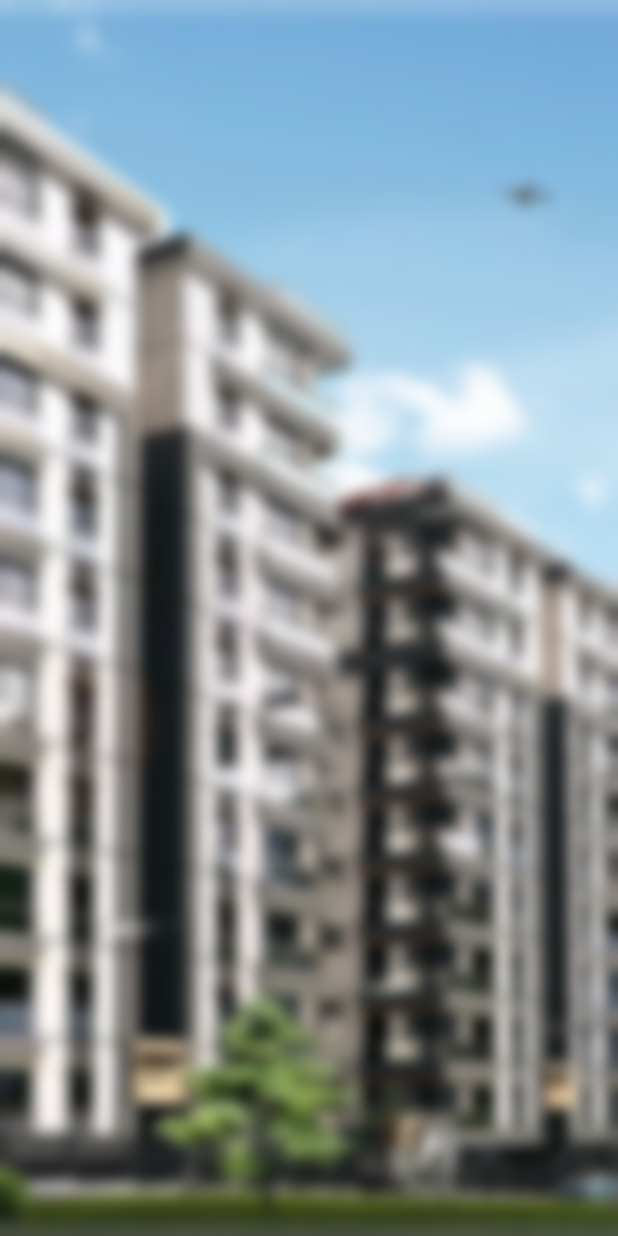
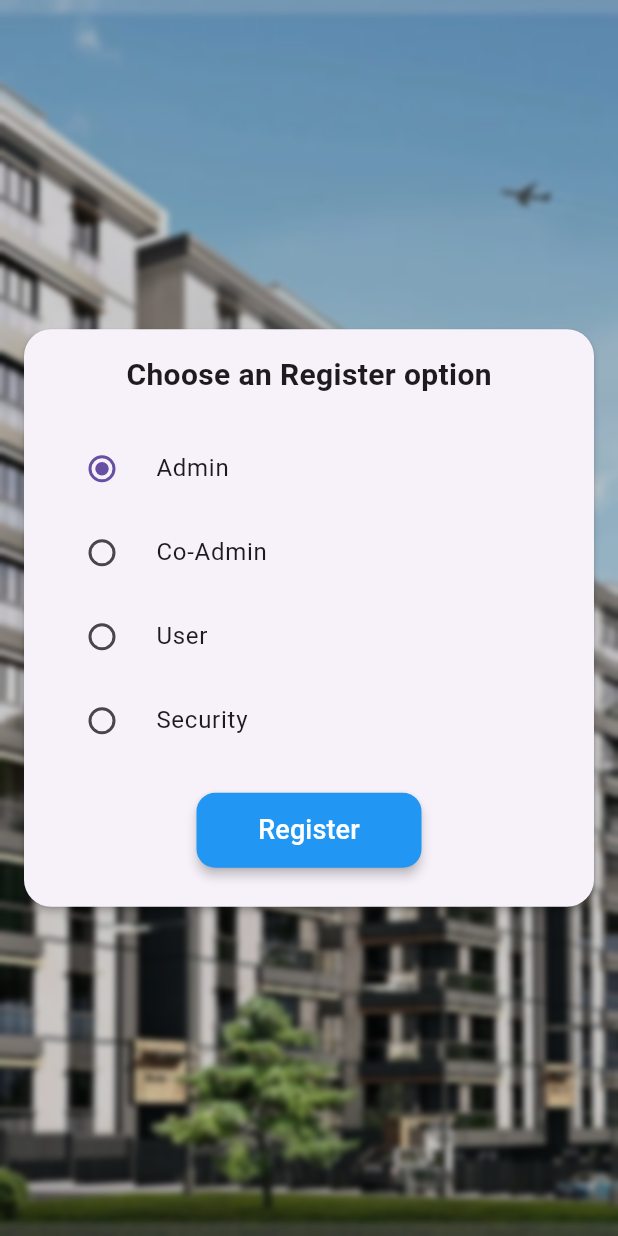
Before and after one commit to harishnookala123/maintaince_app, a Flutter app: the screen it shows after launch, on a phone screen of 412 x 824 dp. Run offline on Flutter 3.47's test engine with Material 3 defaults, Android fonts, the phone set to English and light mode, and no system bars.

Commit message:
mainScreen.dart and splashscreen.dart pages are added

```diff
--- a/lib/main.dart
+++ b/lib/main.dart
@@ -1,6 +1,7 @@
 import 'dart:ui';
 
 import 'package:flutter/material.dart';
+import 'package:maintaince_app/splashscreen.dart';
 
 void main() {
   runApp(const MyApp());
@@ -15,38 +16,7 @@ class MyApp extends StatelessWidget {
     return const MaterialApp(
       debugShowCheckedModeBanner: false,
       title: 'Flutter Demo',
-      home: MyHomePage(title: 'Flutter Demo Home Page'),
+      home: SplashScreen()
     );
   }
 }
-
-class MyHomePage extends StatefulWidget {
-  const MyHomePage({super.key, required this.title});
-
-
-  final String title;
-
-  @override
-  State<MyHomePage> createState() => _MyHomePageState();
-}
-
-class _MyHomePageState extends State<MyHomePage> {
-
-  @override
-  Widget build(BuildContext context) {
-    return Scaffold(
-        body: Container(
-      decoration: const BoxDecoration(
-        image: DecorationImage(
-          image: AssetImage('assets/Images/appartment.png'),
-          fit: BoxFit.cover,
-        ),
-      ), child:  BackdropFilter(
-            filter:  ImageFilter.blur(sigmaX: 5.0, sigmaY: 5.0),
-            child:  Container(
-              decoration:  BoxDecoration(color: Colors.white.withOpacity(0.0)),
-            ),
-          ),
-    ),);
-  }
-}
--- /dev/null
+++ b/lib/mainScreen.dart
@@ -0,0 +1,94 @@
+import 'dart:ui';
+
+import 'package:flutter/cupertino.dart';
+import 'package:flutter/material.dart';
+class SelectRegister extends StatefulWidget {
+  @override
+  SelectRegisterScreen createState() => SelectRegisterScreen();
+}
+
+class SelectRegisterScreen extends State<SelectRegister> {
+  int selectedRadio = 0;
+  final List<String> _options = ['Admin', 'Co-Admin', 'User', 'Security'];
+
+  void _handleRadioValueChange(int? value) {
+    setState(() {
+      selectedRadio = value!;
+      print(selectedRadio);
+    });
+  }
+
+  @override
+  Widget build(BuildContext context) {
+    return Stack(
+      children: [
+        // Background Image
+        Image.asset(
+          'assets/Images/appartment.png', // Replace with your image URL
+          fit: BoxFit.cover,
+          width: double.infinity,
+          height: double.infinity,
+        ),
+        // Blurred effect
+        BackdropFilter(
+          filter: ImageFilter.blur(sigmaX: 2.0, sigmaY: 2.0),
+          child: Container(
+            color: Colors.black.withOpacity(0.2),
+            alignment: Alignment.center,
+            child: Card(
+              elevation: 2.0,
+              shape: RoundedRectangleBorder(borderRadius: BorderRadius.circular(18.0)),
+              margin: const EdgeInsets.all(16.0),
+              child: Padding(
+                padding: const EdgeInsets.all(16.0),
+                child: Column(
+                  mainAxisSize: MainAxisSize.min,
+                  mainAxisAlignment: MainAxisAlignment.center,
+                  crossAxisAlignment: CrossAxisAlignment.center,
+                  children: [
+                    const Text(
+                      'Choose an Register option',
+                      style: TextStyle(fontSize: 20.0, fontWeight: FontWeight.bold),
+                    ),
+                    const SizedBox(height: 20.0),
+                    ..._options.map((option) {
+                      int index = _options.indexOf(option);
+                      return RadioListTile<int>(
+                        title: Text(option),
+                        value: index,
+                        groupValue: selectedRadio,
+                        onChanged: _handleRadioValueChange,
+                      );
+                    }),
+                    const SizedBox(height: 20,),
+                    Center(
+                      child: ElevatedButton(
+                        style: ElevatedButton.styleFrom(
+                          elevation: 3.0,
+                          backgroundColor: Colors.blue,
+                          shape:  RoundedRectangleBorder(
+                            borderRadius: BorderRadius.circular(12.4)
+                          ),
+                          minimumSize: const Size(150,50),
+                        ),
+                        onPressed: (){
+                          var value = _options[0];
+                        },
+                         child: const Text("Register",
+                         style: TextStyle(fontSize: 18,
+                          color: Colors.white
+                         ),
+                         ),
+                      ),
+                    ),
+                    const SizedBox(height: 10,)
+                  ],
+                ),
+              ),
+            ),
+          ),
+        ),
+      ],
+    );
+  }
+}
--- a/lib/userscreen.dart
+++ b/lib/userscreen.dart
@@ -8,7 +8,6 @@ class UserScreen  extends StatelessWidget {
   @override
   Widget build(BuildContext context) {
     return Scaffold(
-
         body: Column(
           mainAxisAlignment: MainAxisAlignment.center,
           crossAxisAlignment: CrossAxisAlignment.center,
@@ -16,7 +15,6 @@ class UserScreen  extends StatelessWidget {
             Center(child: Text(name!,style: TextStyle(fontSize: 40),),)
           ],
         )
-
     );
   }
 }
--- a/pubspec.yaml
+++ b/pubspec.yaml
@@ -35,6 +35,7 @@ dependencies:
   # The following adds the Cupertino Icons font to your application.
   # Use with the CupertinoIcons class for iOS style icons.
   cupertino_icons: ^1.0.6
+  group_radio_button: any
 
 dev_dependencies:
   flutter_test:
```
Also changed, not shown: lib/login.dart (+5 -20 lines), lib/splashscreen.dart (added, +41 -0 lines), pubspec.lock.
